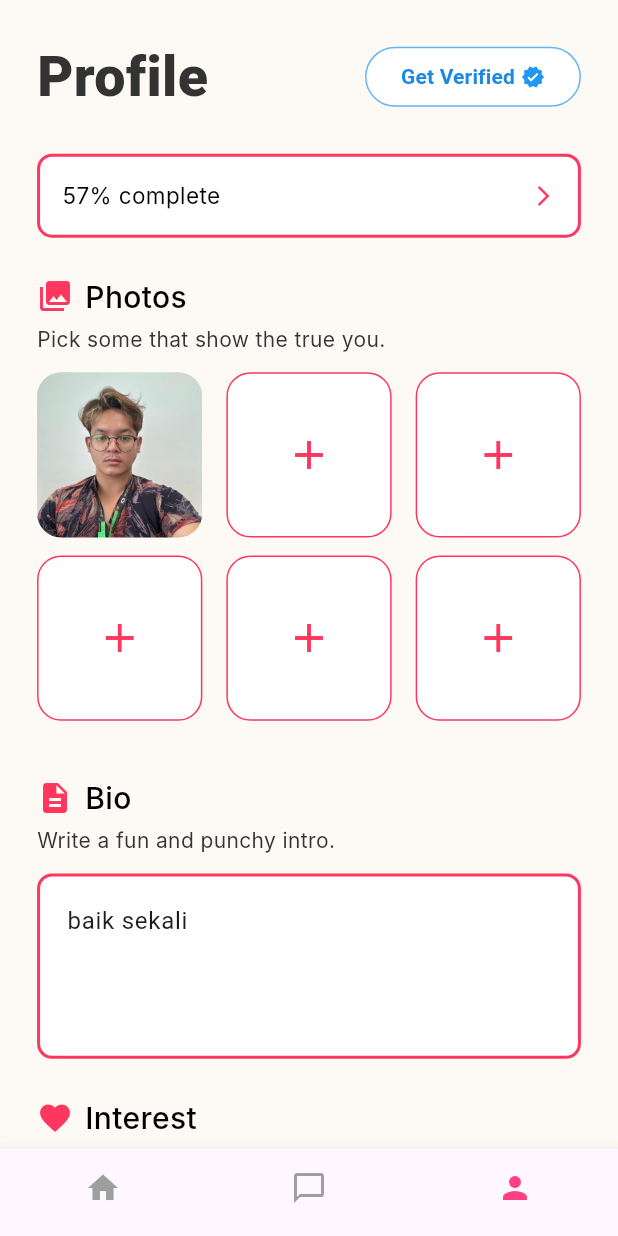
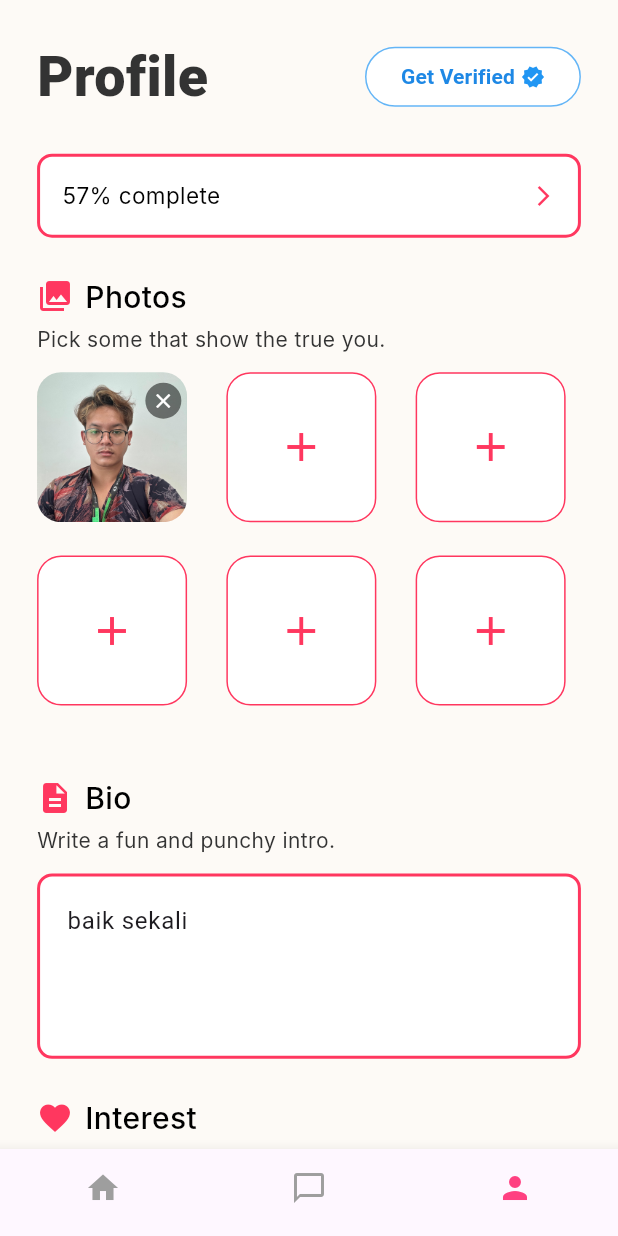
Before and after one commit to CatchU-DatingApp/CatchU-frontend, a Flutter app: the ProfilePage screen opened directly, on a phone screen of 412 x 824 dp. Run offline on Flutter 3.47's test engine with Material 3 defaults, Android fonts, the phone set to English and light mode, and no system bars; our stand-ins replace cloud_firestore, firebase_auth, firebase_core, firebase_storage, geolocator, image_picker; accounts and stored records are empty; Roboto replaces fonts that are missing (Inter, Nunito).

Commit message:
agar bisa delete gambar yg sudah ada

```diff
--- a/lib/home/profile.dart
+++ b/lib/home/profile.dart
@@ -190,16 +190,22 @@ class _ProfilePageState extends State<ProfilePage> {
     });
   }
 
-  Widget _buildPhotoSlot({ImageProvider<Object>? image}) {
-    return GestureDetector(
-      onTap: () {
+  Widget _buildPhotoSlot({ImageProvider<Object>? image, required int index}) {
+    return Stack(
+      children: [
+        GestureDetector(
+          onTap: image == null
+              ? () {
             _showPhotoSelectionModal();
-      },
+          }
+              : null,
           child: Container(
+            width: 100,
+            height: 100,
             decoration: image != null
                 ? ShapeDecoration(
               image: DecorationImage(
-            image: image,  // Now using ImageProvider instead of String
+                image: image,
                 fit: BoxFit.cover,
               ),
               shape: RoundedRectangleBorder(
@@ -223,8 +229,36 @@ class _ProfilePageState extends State<ProfilePage> {
             )
                 : null,
           ),
+        ),
+        if (image != null)
+          Positioned(
+            top: 7,
+            right: 14,
+            child: GestureDetector(
+              onTap: () {
+                setState(() {
+                  uploadedImages.removeAt(index);
+                });
+              },
+              child: Container(
+                decoration: BoxDecoration(
+                  color: Colors.black.withOpacity(0.5),
+                  shape: BoxShape.circle,
+                ),
+                padding: EdgeInsets.all(4),
+                child: Icon(
+                  Icons.close,
+                  size: 16,
+                  color: Colors.white,
+                ),
+              ),
+            ),
+          ),
+      ],
     );
   }
+
+
 
 
   Widget _buildSocialMediaInput({
@@ -416,16 +450,16 @@ class _ProfilePageState extends State<ProfilePage> {
                             width: photoSize,
                             height: photoSize,
                             child: _buildPhotoSlot(
-                              image: index < uploadedImages.length
-                                  ? uploadedImages[index] // This is expected to be of type ImageProvider
-                                  : null,
-                            )
+                              image: index < uploadedImages.length ? uploadedImages[index] : null,
+                              index: index,
+                            ),
                           );
                         }),
                       ),
                     );
                   }),
                 ),
+
                 SizedBox(height: screenHeight * 0.03),
                 _buildSectionHeader(
                   'Bio',
```
Also changed, not shown: lib/auth/sign_up/sign_up8_picture.dart (+25 -1 lines). Lines whose indentation alone changed are shown as unchanged.
